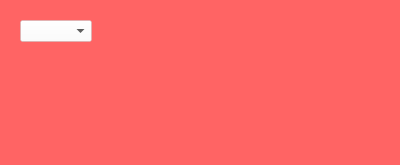
milovanpelt/Weaver, file WeaverDialogueBuilder/DialogueContainer.ui: the form before one commit.
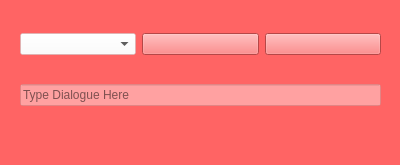
The form after the commit. Icons and pictures are not drawn.

Commit message: add(DialogueContainer): CharacterList, Settings Button, and Trash Button

```diff
--- a/WeaverDialogueBuilder/DialogueContainer.ui
+++ b/WeaverDialogueBuilder/DialogueContainer.ui
@@ -16,21 +16,73 @@
   <property name="styleSheet">
    <string notr="true">background-color: #FF6464;</string>
   </property>
-  <widget class="QComboBox" name="CharacterList">
+  <widget class="QWidget" name="verticalLayoutWidget">
    <property name="geometry">
     <rect>
      <x>20</x>
-     <y>20</y>
-     <width>65</width>
-     <height>24</height>
+     <y>10</y>
+     <width>361</width>
+     <height>121</height>
     </rect>
    </property>
-   <property name="styleSheet">
-    <string notr="true">background-color: rgba(255, 255, 255, 100);</string>
-   </property>
-   <property name="sizeAdjustPolicy">
-    <enum>QComboBox::SizeAdjustPolicy::AdjustToContents</enum>
-   </property>
+   <layout class="QVBoxLayout" name="verticalLayout">
+    <item>
+     <layout class="QHBoxLayout" name="horizontalLayout">
+      <property name="bottomMargin">
+       <number>0</number>
+      </property>
+      <item>
+       <widget class="QComboBox" name="CharacterList">
+        <property name="styleSheet">
+         <string notr="true">background-color: rgba(255, 255, 255, 100);</string>
+        </property>
+        <property name="sizeAdjustPolicy">
+         <enum>QComboBox::SizeAdjustPolicy::AdjustToContents</enum>
+        </property>
+       </widget>
+      </item>
+      <item>
+       <widget class="QPushButton" name="Settings">
+        <property name="styleSheet">
+         <string notr="true"/>
+        </property>
+        <property name="text">
+         <string/>
+        </property>
+        <property name="icon">
+         <iconset theme="QIcon::ThemeIcon::DocumentProperties"/>
+        </property>
+       </widget>
+      </item>
+      <item>
+       <widget class="QPushButton" name="Trashbin">
+        <property name="styleSheet">
+         <string notr="true"/>
+        </property>
+        <property name="text">
+         <string/>
+        </property>
+        <property name="icon">
+         <iconset theme="QIcon::ThemeIcon::EditDelete"/>
+        </property>
+       </widget>
+      </item>
+     </layout>
+    </item>
+    <item>
+     <widget class="QLineEdit" name="DialogueTextBox">
+      <property name="toolTip">
+       <string/>
+      </property>
+      <property name="styleSheet">
+       <string notr="true">background-color: rgba(255, 255, 255, 100);</string>
+      </property>
+      <property name="placeholderText">
+       <string>Type Dialogue Here</string>
+      </property>
+     </widget>
+    </item>
+   </layout>
   </widget>
  </widget>
  <resources/>
```
The commit also changes 1 other file.
